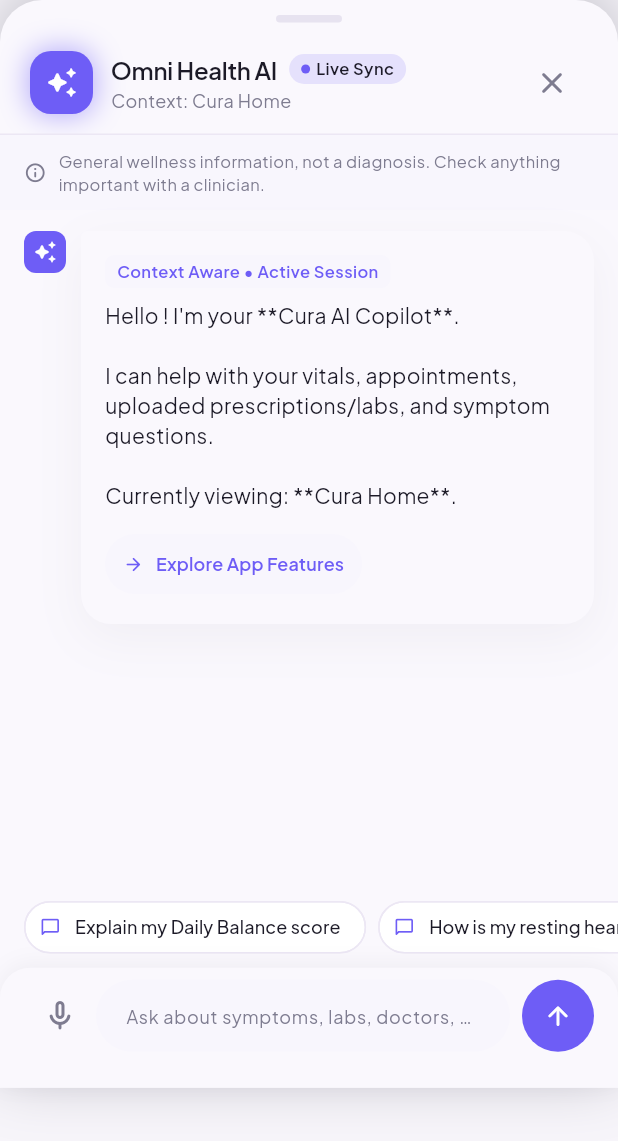
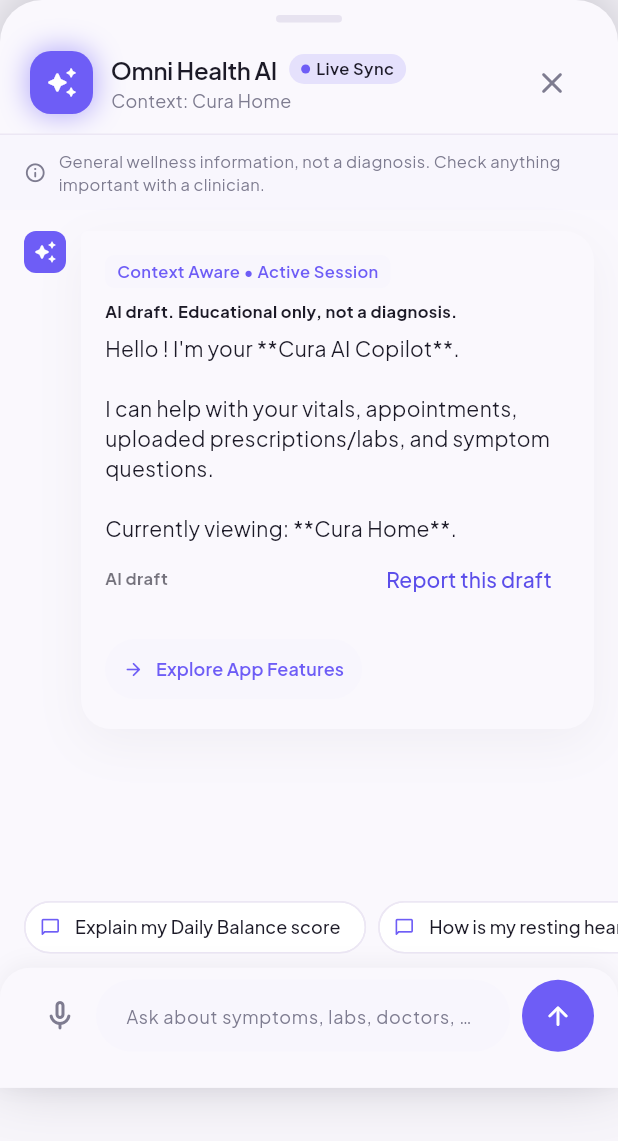
Before and after one commit to prakhar8506/omnidoc, a Flutter app: the AiChatSheet widget shown alone on an empty page, opened directly with empty values, on a phone screen of 412 x 824 dp. Shown: the top 1141 px of the screen. Run offline on Flutter 3.47's test engine with Material 3 defaults, Android fonts, the phone set to English and light mode, and no system bars; our stand-ins replace app_links, file_picker, fl_chart, flutter_secure_storage, google_fonts, google_sign_in and 7 more; missing offline and left inert: google_mlkit_text_recognition, health, razorpay_flutter; accounts and stored records are empty.

Commit message:
audit(G): label AI drafts and cap what the functions accept.
Sentry drops user, request, extra, and breadcrumbs before a crash is sent.

Co-authored-by: Cursor <cursoragent@cursor.com>

```diff
--- /dev/null
+++ b/lib/core/widgets/ai_draft_notice.dart
@@ -0,0 +1,47 @@
+import 'package:flutter/material.dart';
+import 'package:url_launcher/url_launcher.dart';
+
+import '../branding/app_brand.dart';
+
+/// Labels an assistant reply and opens a mail report. The draft is not
+/// uploaded anywhere except the mail app the person chooses.
+class AiDraftNotice extends StatelessWidget {
+  const AiDraftNotice({super.key, required this.draft});
+
+  final String draft;
+
+  @override
+  Widget build(BuildContext context) {
+    final ink = Theme.of(context).colorScheme.onSurface;
+    return Row(
+      children: [
+        Text(
+          'AI draft',
+          style: TextStyle(fontSize: 11, fontWeight: FontWeight.w700, color: ink.withValues(alpha: 0.6)),
+        ),
+        const Spacer(),
+        TextButton(
+          onPressed: draft.trim().isEmpty ? null : () => reportAiDraft(context, draft),
+          child: const Text('Report this draft'),
+        ),
+      ],
+    );
+  }
+}
+
+Future<void> reportAiDraft(BuildContext context, String draft) async {
+  final clipped = draft.length > 2000 ? '${draft.substring(0, 2000)}…' : draft;
+  final uri = Uri(
+    scheme: 'mailto',
+    path: AppBrand.supportEmail,
+    queryParameters: {
+      'subject': 'Report an AI draft',
+      'body': 'Please review this AI draft. It is not a diagnosis.\n\n$clipped',
+    },
+  );
+  final opened = await launchUrl(uri);
+  if (!context.mounted || opened) return;
+  ScaffoldMessenger.of(context).showSnackBar(
+    SnackBar(content: Text('Email ${AppBrand.supportEmail} with the subject “Report an AI draft”.')),
+  );
+}
--- a/lib/features/ai_assistant/widgets/ai_chat_sheet.dart
+++ b/lib/features/ai_assistant/widgets/ai_chat_sheet.dart
@@ -3,6 +3,7 @@ import 'package:speech_to_text/speech_to_text.dart';
 import '../../../core/theme/app_colors.dart';
 import '../../../core/theme/app_typography.dart';
 import '../../../core/state/app_state.dart';
+import '../../../core/widgets/ai_draft_notice.dart';
 import '../../../core/widgets/avatar_image.dart';
 import '../../premium/premium_screen.dart';
 import '../models/ai_message.dart';
@@ -572,6 +573,11 @@ class _AiChatSheetState extends State<AiChatSheet> with SingleTickerProviderStat
                       ),
                     ),
                   ],
+                  const Text(
+                    'AI draft. Educational only, not a diagnosis.',
+                    style: TextStyle(fontSize: 11, fontWeight: FontWeight.w700),
+                  ),
+                  const SizedBox(height: 6),
                   Text(
                     message.text,
                     style: TextStyle(
@@ -580,6 +586,7 @@ class _AiChatSheetState extends State<AiChatSheet> with SingleTickerProviderStat
                       height: 1.45,
                     ),
                   ),
+                  AiDraftNotice(draft: message.text),
                   if (message.bulletPoints != null && message.bulletPoints!.isNotEmpty) ...[
                     const SizedBox(height: 10),
                     ...message.bulletPoints!.map(
--- a/lib/features/lab_reports/screens/lab_reports_screen.dart
+++ b/lib/features/lab_reports/screens/lab_reports_screen.dart
@@ -1,5 +1,6 @@
 import 'package:flutter/material.dart';
 import '../../../core/charts/charts.dart';
+import '../../../core/widgets/ai_draft_notice.dart';
 import '../../../core/theme/app_colors.dart';
 import '../../../core/theme/app_typography.dart';
 import '../../../core/state/app_state.dart';
@@ -893,10 +894,16 @@ class _LabReportsScreenState extends State<LabReportsScreen> {
                                 ],
                               ),
                               const SizedBox(height: 6),
+                              const Text(
+                                'AI draft. Review this with your doctor.',
+                                style: TextStyle(fontSize: 11, fontWeight: FontWeight.w700),
+                              ),
+                              const SizedBox(height: 6),
                               Text(
                                 bm.plainSummary,
                                 style: TextStyle(fontSize: 12, color: AppColors.onSurfaceVariant, height: 1.4),
                               ),
+                              AiDraftNotice(draft: bm.plainSummary),
                               if (bm.whatItMeans.isNotEmpty || bm.clinicalContext.isNotEmpty) ...[
                                 const SizedBox(height: 10),
                                 Text('What your number means', style: TextStyle(fontSize: 12, fontWeight: FontWeight.w700, color: Theme.of(context).colorScheme.onSurface)),
```
Also changed, not shown: lib/main.dart (+8 -0 lines), 2 other files.
